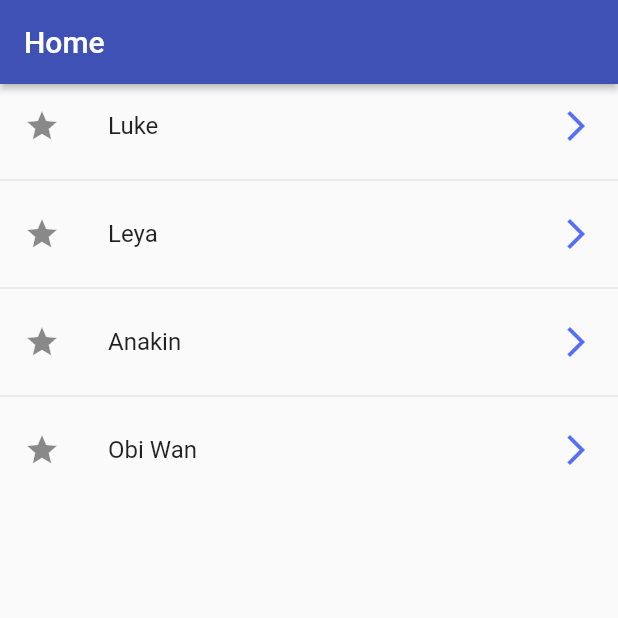
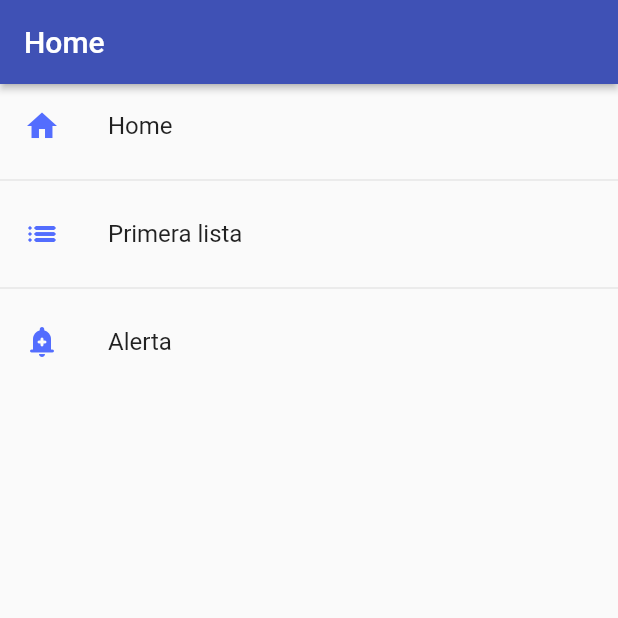
Before and after one commit to TecAbel/flutter-components, a Flutter app: the screen it shows after launch, on a phone screen of 412 x 824 dp, the top half of it. Run offline on Flutter 3.47's test engine with Material 2 defaults, Android fonts, the phone set to English and light mode, and no system bars.

Commit message:
feat(navigation): added dynamic navigation, review lib/models folder

```diff
--- a/lib/main.dart
+++ b/lib/main.dart
@@ -1,6 +1,6 @@
 import 'package:flutter/material.dart';
 
-import 'package:components/screens/screens_index.dart';
+import 'package:components/router/app_routes.dart';
 
 void main() {
   runApp(const MyApp());
@@ -18,21 +18,10 @@ class MyApp extends StatelessWidget {
       theme: ThemeData(
         primarySwatch: Colors.blue,
       ),
-      initialRoute: 'home',
-      routes: {
-        'home': ((context) => const MyHomePage(
-              title: 'Home',
-            )),
-        'listComponents': (BuildContext context) => const ListViewScreen2(),
-        'alert': ((context) => const AlertScreen())
-      },
-      onGenerateRoute: ((settings) {
-        print(settings);
-        final routeErr = MaterialPageRoute(
-          builder: (context) => const AlertScreen(),
-        );
-        return routeErr;
-      }), // constrols a not found route and returns a widget route
+      initialRoute: AppRoutes.initialRoute,
+      routes: AppRoutes.getAppRoutes(),
+      onGenerateRoute: AppRoutes
+          .onGenerateRoute, // constrols a not found route and returns a widget route
     );
   }
 }
--- /dev/null
+++ b/lib/models/route_option.dart
@@ -0,0 +1,15 @@
+import 'package:flutter/material.dart';
+
+class RouteOption {
+  final String path;
+  final String name;
+  final Widget screen;
+  final IconData icon;
+
+  RouteOption({
+    required this.path,
+    required this.name,
+    required this.screen,
+    required this.icon,
+  });
+}
--- /dev/null
+++ b/lib/router/app_routes.dart
@@ -0,0 +1,53 @@
+import 'package:components/models/route_option.dart';
+import 'package:flutter/material.dart';
+import 'package:components/screens/screens_index.dart';
+
+class AppRoutes {
+  static const initialRoute = 'home';
+
+  static Map<String, Widget Function(BuildContext)> routes = {
+    'home': ((context) => const MyHomePage(
+          title: 'Home',
+        )),
+    'listComponents': (BuildContext context) => const ListViewScreen2(),
+    'alert': ((context) => const AlertScreen())
+  };
+
+  static Route<dynamic> onGenerateRoute(RouteSettings settings) {
+    print(settings);
+    final routeErr = MaterialPageRoute(
+      builder: (context) => const AlertScreen(),
+    );
+    return routeErr;
+  }
+
+  static final menuOptions = <RouteOption>[
+    RouteOption(
+        path: 'home',
+        name: 'Home',
+        screen: const MyHomePage(
+          title: 'Home',
+        ),
+        icon: Icons.home),
+    RouteOption(
+        path: 'listView1',
+        name: 'Primera lista',
+        screen: const ListViewScreen2(),
+        icon: Icons.list_rounded),
+    RouteOption(
+        path: 'alert',
+        name: 'Alerta',
+        screen: const AlertScreen(),
+        icon: Icons.add_alert_rounded),
+  ];
+
+  static Map<String, Widget Function(BuildContext)> getAppRoutes() {
+    Map<String, Widget Function(BuildContext)> routes = {};
+
+    for (final menuop in menuOptions) {
+      routes.addAll({menuop.path: (contex) => menuop.screen});
+    }
+
+    return routes;
+  }
+}
--- a/lib/screens/listview_sc.dart
+++ b/lib/screens/listview_sc.dart
@@ -1,8 +1,8 @@
-import 'package:components/screens/screens_index.dart';
+import 'package:components/router/app_routes.dart';
 import 'package:flutter/material.dart';
 
 class ListViewScreen extends StatelessWidget {
-  final optionList = const ['Luke', 'Leya', 'Anakin', 'Obi Wan'];
+  // final optionList = const ['Luke', 'Leya', 'Anakin', 'Obi Wan'];
   const ListViewScreen({super.key});
 
   @override
@@ -25,21 +25,21 @@ class ListViewScreen extends StatelessWidget {
     ); */
     return ListView.separated(
       itemBuilder: (_, index) => ListTile(
-        leading: const Icon(Icons.star),
-        title: Text(optionList[index]),
-        trailing: const Icon(
-          Icons.arrow_forward_ios_outlined,
+        // leading: const Icon(Icons.star),
+        title: Text(AppRoutes.menuOptions[index].name),
+        leading: Icon(
+          AppRoutes.menuOptions[index].icon,
           color: Colors.indigoAccent,
         ),
         onTap: () {
           /* final routeSelected =
               MaterialPageRoute(builder: (context) => const ListViewScreen2());
           Navigator.push(context, routeSelected); */
-          Navigator.pushNamed(context, 'cart');
+          Navigator.pushNamed(context, AppRoutes.menuOptions[index].path);
         },
       ),
       separatorBuilder: (_, __) => const Divider(),
-      itemCount: optionList.length,
+      itemCount: AppRoutes.menuOptions.length,
     );
   }
 }
```
Also changed, not shown: lib/models/models.index.dart (added).
